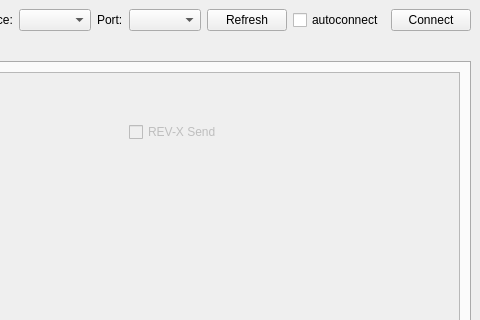
This is mainwindow.ui in RE-Kovalev/urcontrol-qt as Qt 5 draws it before an edit; both pictures show x 391 to 871 and y 0 to 320 of the 871 by 835 pixel window. The edited form follows.
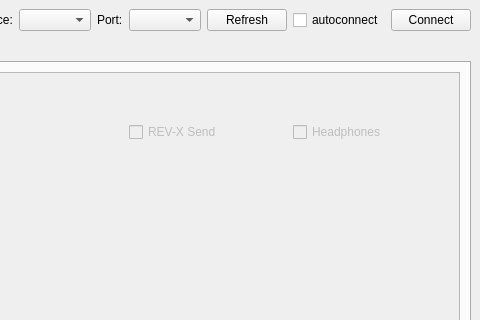
This is the edited form. Custom widgets are drawn as their Qt base class.

Commit message: Headphones checkbox

Diff of the .ui file:
```diff
--- a/mainwindow.ui
+++ b/mainwindow.ui
@@ -157,9 +157,9 @@
                  </widget>
                 </item>
                 <item>
-                 <widget class="QLabel" name="REV_X1EmptyLabel">
+                 <widget class="QCheckBox" name="headphones1">
                   <property name="text">
-                   <string/>
+                   <string>Headphones</string>
                   </property>
                  </widget>
                 </item>
```
Left out of the diff: 4 changed lines with no effect on the pictures. The commit also changes 3 other files.
